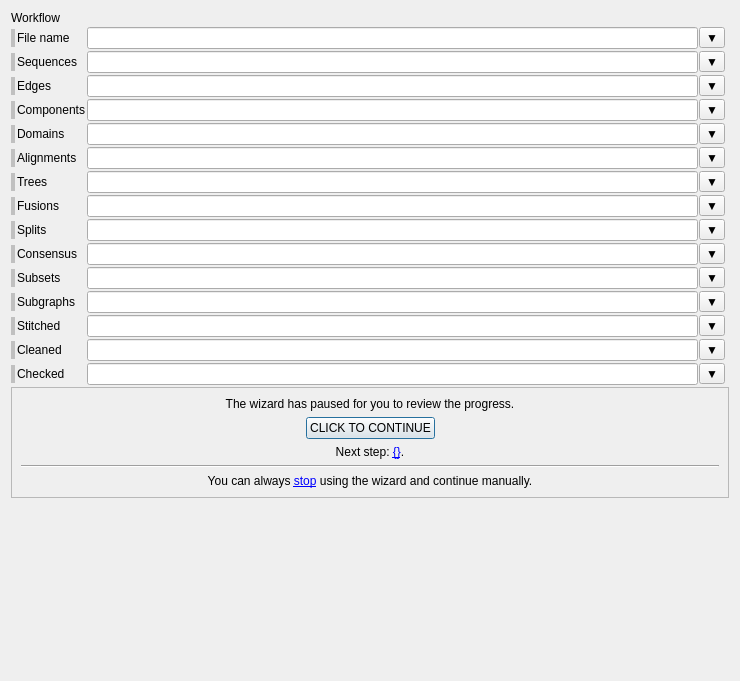
Above: groot/frontends/gui/forms/designer/frm_workflow_designer.ui from JMcInerneyLab/groot before the change. Below: the same form after it.
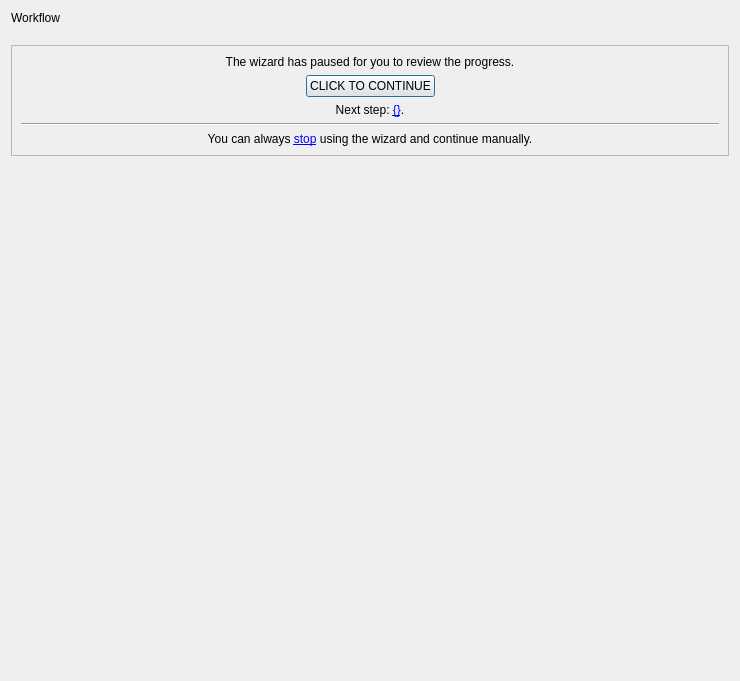
That is the form after the change.

```diff
--- a/groot/frontends/gui/forms/designer/frm_workflow_designer.ui
+++ b/groot/frontends/gui/forms/designer/frm_workflow_designer.ui
@@ -20,548 +20,7 @@
    <property name="spacing">
     <number>2</number>
    </property>
-   <item row="5" column="2">
-    <layout class="QHBoxLayout" name="horizontalLayout_6">
-     <property name="spacing">
-      <number>1</number>
-     </property>
-     <item>
-      <widget class="QLineEdit" name="TXT_DOMAINS">
-       <property name="readOnly">
-        <bool>true</bool>
-       </property>
-      </widget>
-     </item>
-     <item>
-      <widget class="QToolButton" name="BTN_DOMAINS">
-       <property name="text">
-        <string>▼</string>
-       </property>
-      </widget>
-     </item>
-    </layout>
-   </item>
-   <item row="6" column="2">
-    <layout class="QHBoxLayout" name="horizontalLayout_7">
-     <property name="spacing">
-      <number>1</number>
-     </property>
-     <item>
-      <widget class="QLineEdit" name="TXT_ALIGNMENTS">
-       <property name="readOnly">
-        <bool>true</bool>
-       </property>
-      </widget>
-     </item>
-     <item>
-      <widget class="QToolButton" name="BTN_ALIGNMENTS">
-       <property name="text">
-        <string>▼</string>
-       </property>
-      </widget>
-     </item>
-    </layout>
-   </item>
-   <item row="0" column="0" colspan="3">
-    <widget class="QLabel" name="LBL_FILENAME_3">
-     <property name="text">
-      <string>Workflow</string>
-     </property>
-     <property name="style" stdset="0">
-      <string>title</string>
-     </property>
-    </widget>
-   </item>
-   <item row="9" column="2">
-    <layout class="QHBoxLayout" name="horizontalLayout_10">
-     <property name="spacing">
-      <number>1</number>
-     </property>
-     <item>
-      <widget class="QLineEdit" name="TXT_SPLITS">
-       <property name="readOnly">
-        <bool>true</bool>
-       </property>
-      </widget>
-     </item>
-     <item>
-      <widget class="QToolButton" name="BTN_SPLITS">
-       <property name="text">
-        <string>▼</string>
-       </property>
-      </widget>
-     </item>
-    </layout>
-   </item>
-   <item row="8" column="2">
-    <layout class="QHBoxLayout" name="horizontalLayout_9">
-     <property name="spacing">
-      <number>1</number>
-     </property>
-     <item>
-      <widget class="QLineEdit" name="TXT_FUSIONS">
-       <property name="readOnly">
-        <bool>true</bool>
-       </property>
-      </widget>
-     </item>
-     <item>
-      <widget class="QToolButton" name="BTN_FUSIONS">
-       <property name="text">
-        <string>▼</string>
-       </property>
-      </widget>
-     </item>
-    </layout>
-   </item>
-   <item row="6" column="0">
-    <widget class="QWidget" name="LBL_WARNI_ALIGNMENTS" native="true">
-     <property name="sizePolicy">
-      <sizepolicy hsizetype="Fixed" vsizetype="Preferred">
-       <horstretch>0</horstretch>
-       <verstretch>0</verstretch>
-      </sizepolicy>
-     </property>
-     <property name="minimumSize">
-      <size>
-       <width>4</width>
-       <height>0</height>
-      </size>
-     </property>
-     <property name="maximumSize">
-      <size>
-       <width>4</width>
-       <height>16777215</height>
-      </size>
-     </property>
-     <property name="styleSheet">
-      <string notr="true">background:silver;
-margin-top: 2px;
-margin-bottom: 2px;</string>
-     </property>
-    </widget>
-   </item>
-   <item row="2" column="0">
-    <widget class="QWidget" name="LBL_WARNI_SEQUENCES" native="true">
-     <property name="sizePolicy">
-      <sizepolicy hsizetype="Fixed" vsizetype="Preferred">
-       <horstretch>0</horstretch>
-       <verstretch>0</verstretch>
-      </sizepolicy>
-     </property>
-     <property name="minimumSize">
-      <size>
-       <width>4</width>
-       <height>0</height>
-      </size>
-     </property>
-     <property name="maximumSize">
-      <size>
-       <width>4</width>
-       <height>16777215</height>
-      </size>
-     </property>
-     <property name="styleSheet">
-      <string notr="true">background:silver;
-margin-top: 2px;
-margin-bottom: 2px;</string>
-     </property>
-    </widget>
-   </item>
-   <item row="15" column="1">
-    <widget class="QLabel" name="LBL_CHECKED">
-     <property name="text">
-      <string>Checked</string>
-     </property>
-    </widget>
-   </item>
-   <item row="14" column="1">
-    <widget class="QLabel" name="LBL_CLEANED">
-     <property name="text">
-      <string>Cleaned</string>
-     </property>
-    </widget>
-   </item>
-   <item row="13" column="1">
-    <widget class="QLabel" name="LBL_STITCHED">
-     <property name="text">
-      <string>Stitched</string>
-     </property>
-    </widget>
-   </item>
-   <item row="7" column="1">
-    <widget class="QLabel" name="LBL_TREES">
-     <property name="text">
-      <string>Trees</string>
-     </property>
-    </widget>
-   </item>
-   <item row="6" column="1">
-    <widget class="QLabel" name="LBL_ALIGNMENTS">
-     <property name="text">
-      <string>Alignments</string>
-     </property>
-    </widget>
-   </item>
-   <item row="9" column="0">
-    <widget class="QWidget" name="LBL_WARNI_SPLITS" native="true">
-     <property name="sizePolicy">
-      <sizepolicy hsizetype="Fixed" vsizetype="Preferred">
-       <horstretch>0</horstretch>
-       <verstretch>0</verstretch>
-      </sizepolicy>
-     </property>
-     <property name="minimumSize">
-      <size>
-       <width>4</width>
-       <height>0</height>
-      </size>
-     </property>
-     <property name="maximumSize">
-      <size>
-       <width>4</width>
-       <height>16777215</height>
-      </size>
-     </property>
-     <property name="styleSheet">
-      <string notr="true">background:silver;
-margin-top: 2px;
-margin-bottom: 2px;</string>
-     </property>
-    </widget>
-   </item>
-   <item row="12" column="0">
-    <widget class="QWidget" name="LBL_WARNI_SUBGRAPHS" native="true">
-     <property name="sizePolicy">
-      <sizepolicy hsizetype="Fixed" vsizetype="Preferred">
-       <horstretch>0</horstretch>
-       <verstretch>0</verstretch>
-      </sizepolicy>
-     </property>
-     <property name="minimumSize">
-      <size>
-       <width>4</width>
-       <height>0</height>
-      </size>
-     </property>
-     <property name="maximumSize">
-      <size>
-       <width>4</width>
-       <height>16777215</height>
-      </size>
-     </property>
-     <property name="styleSheet">
-      <string notr="true">background:silver;
-margin-top: 2px;
-margin-bottom: 2px;</string>
-     </property>
-    </widget>
-   </item>
-   <item row="11" column="0">
-    <widget class="QWidget" name="LBL_WARNI_SUBSETS" native="true">
-     <property name="sizePolicy">
-      <sizepolicy hsizetype="Fixed" vsizetype="Preferred">
-       <horstretch>0</horstretch>
-       <verstretch>0</verstretch>
-      </sizepolicy>
-     </property>
-     <property name="minimumSize">
-      <size>
-       <width>4</width>
-       <height>0</height>
-      </size>
-     </property>
-     <property name="maximumSize">
-      <size>
-       <width>4</width>
-       <height>16777215</height>
-      </size>
-     </property>
-     <property name="styleSheet">
-      <string notr="true">background:silver;
-margin-top: 2px;
-margin-bottom: 2px;</string>
-     </property>
-    </widget>
-   </item>
-   <item row="3" column="0">
-    <widget class="QWidget" name="LBL_WARNI_EDGES" native="true">
-     <property name="sizePolicy">
-      <sizepolicy hsizetype="Fixed" vsizetype="Preferred">
-       <horstretch>0</horstretch>
-       <verstretch>0</verstretch>
-      </sizepolicy>
-     </property>
-     <property name="minimumSize">
-      <size>
-       <width>4</width>
-       <height>0</height>
-      </size>
-     </property>
-     <property name="maximumSize">
-      <size>
-       <width>4</width>
-       <height>16777215</height>
-      </size>
-     </property>
-     <property name="styleSheet">
-      <string notr="true">background:silver;
-margin-top: 2px;
-margin-bottom: 2px;</string>
-     </property>
-    </widget>
-   </item>
-   <item row="13" column="0">
-    <widget class="QWidget" name="LBL_WARNI_STITCHED" native="true">
-     <property name="sizePolicy">
-      <sizepolicy hsizetype="Fixed" vsizetype="Preferred">
-       <horstretch>0</horstretch>
-       <verstretch>0</verstretch>
-      </sizepolicy>
-     </property>
-     <property name="minimumSize">
-      <size>
-       <width>4</width>
-       <height>0</height>
-      </size>
-     </property>
-     <property name="maximumSize">
-      <size>
-       <width>4</width>
-       <height>16777215</height>
-      </size>
-     </property>
-     <property name="styleSheet">
-      <string notr="true">background:silver;
-margin-top: 2px;
-margin-bottom: 2px;</string>
-     </property>
-    </widget>
-   </item>
-   <item row="10" column="0">
-    <widget class="QWidget" name="LBL_WARNI_CONSENSUS" native="true">
-     <property name="sizePolicy">
-      <sizepolicy hsizetype="Fixed" vsizetype="Preferred">
-       <horstretch>0</horstretch>
-       <verstretch>0</verstretch>
-      </sizepolicy>
-     </property>
-     <property name="minimumSize">
-      <size>
-       <width>4</width>
-       <height>0</height>
-      </size>
-     </property>
-     <property name="maximumSize">
-      <size>
-       <width>4</width>
-       <height>16777215</height>
-      </size>
-     </property>
-     <property name="styleSheet">
-      <string notr="true">background:silver;
-margin-top: 2px;
-margin-bottom: 2px;</string>
-     </property>
-    </widget>
-   </item>
-   <item row="8" column="0">
-    <widget class="QWidget" name="LBL_WARNI_FUSIONS" native="true">
-     <property name="sizePolicy">
-      <sizepolicy hsizetype="Fixed" vsizetype="Preferred">
-       <horstretch>0</horstretch>
-       <verstretch>0</verstretch>
-      </sizepolicy>
-     </property>
-     <property name="minimumSize">
-      <size>
-       <width>4</width>
-       <height>0</height>
-      </size>
-     </property>
-     <property name="maximumSize">
-      <size>
-       <width>4</width>
-       <height>16777215</height>
-      </size>
-     </property>
-     <property name="styleSheet">
-      <string notr="true">background:silver;
-margin-top: 2px;
-margin-bottom: 2px;</string>
-     </property>
-    </widget>
-   </item>
-   <item row="7" column="0">
-    <widget class="QWidget" name="LBL_WARNI_TREES" native="true">
-     <property name="sizePolicy">
-      <sizepolicy hsizetype="Fixed" vsizetype="Preferred">
-       <horstretch>0</horstretch>
-       <verstretch>0</verstretch>
-      </sizepolicy>
-     </property>
-     <property name="minimumSize">
-      <size>
-       <width>4</width>
-       <height>0</height>
-      </size>
-     </property>
-     <property name="maximumSize">
-      <size>
-       <width>4</width>
-       <height>16777215</height>
-      </size>
-     </property>
-     <property name="styleSheet">
-      <string notr="true">background:silver;
-margin-top: 2px;
-margin-bottom: 2px;</string>
-     </property>
-    </widget>
-   </item>
-   <item row="4" column="0">
-    <widget class="QWidget" name="LBL_WARNI_COMPONENTS" native="true">
-     <property name="sizePolicy">
-      <sizepolicy hsizetype="Fixed" vsizetype="Preferred">
-       <horstretch>0</horstretch>
-       <verstretch>0</verstretch>
-      </sizepolicy>
-     </property>
-     <property name="minimumSize">
-      <size>
-       <width>4</width>
-       <height>0</height>
-      </size>
-     </property>
-     <property name="maximumSize">
-      <size>
-       <width>4</width>
-       <height>16777215</height>
-      </size>
-     </property>
-     <property name="styleSheet">
-      <string notr="true">background:silver;
-margin-top: 2px;
-margin-bottom: 2px;</string>
-     </property>
-    </widget>
-   </item>
-   <item row="15" column="0">
-    <widget class="QWidget" name="LBL_WARNI_CHECKED" native="true">
-     <property name="sizePolicy">
-      <sizepolicy hsizetype="Fixed" vsizetype="Preferred">
-       <horstretch>0</horstretch>
-       <verstretch>0</verstretch>
-      </sizepolicy>
-     </property>
-     <property name="minimumSize">
-      <size>
-       <width>4</width>
-       <height>0</height>
-      </size>
-     </property>
-     <property name="maximumSize">
-      <size>
-       <width>4</width>
-       <height>16777215</height>
-      </size>
-     </property>
-     <property name="styleSheet">
-      <string notr="true">background:silver;
-margin-top: 2px;
-margin-bottom: 2px;</string>
-     </property>
-    </widget>
-   </item>
-   <item row="5" column="0">
-    <widget class="QWidget" name="LBL_WARNI_DOMAINS" native="true">
-     <property name="sizePolicy">
-      <sizepolicy hsizetype="Fixed" vsizetype="Preferred">
-       <horstretch>0</horstretch>
-       <verstretch>0</verstretch>
-      </sizepolicy>
-     </property>
-     <property name="minimumSize">
-      <size>
-       <width>4</width>
-       <height>0</height>
-      </size>
-     </property>
-     <property name="maximumSize">
-      <size>
-       <width>4</width>
-       <height>16777215</height>
-      </size>
-     </property>
-     <property name="styleSheet">
-      <string notr="true">background:silver;
-margin-top: 2px;
-margin-bottom: 2px;</string>
-     </property>
-    </widget>
-   </item>
-   <item row="1" column="0">
-    <widget class="QWidget" name="LBL_WARNI_FILENAME" native="true">
-     <property name="sizePolicy">
-      <sizepolicy hsizetype="Fixed" vsizetype="Preferred">
-       <horstretch>0</horstretch>
-       <verstretch>0</verstretch>
-      </sizepolicy>
-     </property>
-     <property name="minimumSize">
-      <size>
-       <width>4</width>
-       <height>0</height>
-      </size>
-     </property>
-     <property name="maximumSize">
-      <size>
-       <width>4</width>
-       <height>16777215</height>
-      </size>
-     </property>
-     <property name="styleSheet">
-      <string notr="true">background:silver;
-margin-top: 2px;
-margin-bottom: 2px;</string>
-     </property>
-    </widget>
-   </item>
-   <item row="14" column="0">
-    <widget class="QWidget" name="LBL_WARNI_CLEANED" native="true">
-     <property name="sizePolicy">
-      <sizepolicy hsizetype="Fixed" vsizetype="Preferred">
-       <horstretch>0</horstretch>
-       <verstretch>0</verstretch>
-      </sizepolicy>
-     </property>
-     <property name="minimumSize">
-      <size>
-       <width>4</width>
-       <height>0</height>
-      </size>
-     </property>
-     <property name="maximumSize">
-      <size>
-       <width>4</width>
-       <height>16777215</height>
-      </size>
-     </property>
-     <property name="styleSheet">
-      <string notr="true">background:silver;
-margin-top: 2px;
-margin-bottom: 2px;</string>
-     </property>
-    </widget>
-   </item>
-   <item row="11" column="1">
-    <widget class="QLabel" name="LBL_SUBSETS">
-     <property name="text">
-      <string>Subsets</string>
-     </property>
-    </widget>
-   </item>
-   <item row="16" column="0" colspan="5">
+   <item row="2" column="0" colspan="5">
     <widget class="QFrame" name="FRA_PAUSED">
      <property name="frameShape">
       <enum>QFrame::StyledPanel</enum>
@@ -656,210 +115,7 @@
      </layout>
     </widget>
    </item>
-   <item row="13" column="2">
-    <layout class="QHBoxLayout" name="horizontalLayout_14">
-     <property name="spacing">
-      <number>1</number>
-     </property>
-     <item>
-      <widget class="QLineEdit" name="TXT_STITCHED">
-       <property name="readOnly">
-        <bool>true</bool>
-       </property>
-      </widget>
-     </item>
-     <item>
-      <widget class="QToolButton" name="BTN_STITCHED">
-       <property name="text">
-        <string>▼</string>
-       </property>
-      </widget>
-     </item>
-    </layout>
-   </item>
-   <item row="8" column="1">
-    <widget class="QLabel" name="LBL_FUSIONS">
-     <property name="text">
-      <string>Fusions</string>
-     </property>
-    </widget>
-   </item>
-   <item row="4" column="1">
-    <widget class="QLabel" name="LBL_COMPONENTS">
-     <property name="text">
-      <string>Components</string>
-     </property>
-    </widget>
-   </item>
-   <item row="10" column="2">
-    <layout class="QHBoxLayout" name="horizontalLayout_11">
-     <property name="spacing">
-      <number>1</number>
-     </property>
-     <item>
-      <widget class="QLineEdit" name="TXT_CONSENSUS">
-       <property name="readOnly">
-        <bool>true</bool>
-       </property>
-      </widget>
-     </item>
-     <item>
-      <widget class="QToolButton" name="BTN_CONSENSUS">
-       <property name="text">
-        <string>▼</string>
-       </property>
-      </widget>
-     </item>
-    </layout>
-   </item>
-   <item row="2" column="1">
-    <widget class="QLabel" name="LBL_SEQUENCES">
-     <property name="text">
-      <string>Sequences</string>
-     </property>
-    </widget>
-   </item>
-   <item row="15" column="2">
-    <layout class="QHBoxLayout" name="horizontalLayout_17">
-     <property name="spacing">
-      <number>1</number>
-     </property>
-     <item>
-      <widget class="QLineEdit" name="TXT_CHECKED">
-       <property name="readOnly">
-        <bool>true</bool>
-       </property>
-      </widget>
-     </item>
-     <item>
-      <widget class="QToolButton" name="BTN_CHECKED">
-       <property name="text">
-        <string>▼</string>
-       </property>
-      </widget>
-     </item>
-    </layout>
-   </item>
-   <item row="1" column="1">
-    <widget class="QLabel" name="LBL_FILENAME">
-     <property name="text">
-      <string>File name</string>
-     </property>
-    </widget>
-   </item>
-   <item row="11" column="2">
-    <layout class="QHBoxLayout" name="horizontalLayout_12">
-     <property name="spacing">
-      <number>1</number>
-     </property>
-     <item>
-      <widget class="QLineEdit" name="TXT_SUBSETS">
-       <property name="readOnly">
-        <bool>true</bool>
-       </property>
-      </widget>
-     </item>
-     <item>
-      <widget class="QToolButton" name="BTN_SUBSETS">
-       <property name="text">
-        <string>▼</string>
-       </property>
-      </widget>
-     </item>
-    </layout>
-   </item>
-   <item row="12" column="2">
-    <layout class="QHBoxLayout" name="horizontalLayout_13">
-     <property name="spacing">
-      <number>1</number>
-     </property>
-     <item>
-      <widget class="QLineEdit" name="TXT_SUBGRAPHS">
-       <property name="readOnly">
-        <bool>true</bool>
-       </property>
-      </widget>
-     </item>
-     <item>
-      <widget class="QToolButton" name="BTN_SUBGRAPHS">
-       <property name="text">
-        <string>▼</string>
-       </property>
-      </widget>
-     </item>
-    </layout>
-   </item>
-   <item row="3" column="2">
-    <layout class="QHBoxLayout" name="horizontalLayout_4">
-     <property name="spacing">
-      <number>1</number>
-     </property>
-     <item>
-      <widget class="QLineEdit" name="TXT_EDGES">
-       <property name="readOnly">
-        <bool>true</bool>
-       </property>
-      </widget>
-     </item>
-     <item>
-      <widget class="QToolButton" name="BTN_EDGES">
-       <property name="text">
-        <string>▼</string>
-       </property>
-      </widget>
-     </item>
-    </layout>
-   </item>
-   <item row="12" column="1">
-    <widget class="QLabel" name="LBL_SUBGRAPHS">
-     <property name="text">
-      <string>Subgraphs</string>
-     </property>
-    </widget>
-   </item>
-   <item row="9" column="1">
-    <widget class="QLabel" name="LBL_SPLITS">
-     <property name="text">
-      <string>Splits</string>
-     </property>
-    </widget>
-   </item>
-   <item row="7" column="2">
-    <layout class="QHBoxLayout" name="horizontalLayout_8">
-     <property name="spacing">
-      <number>1</number>
-     </property>
-     <item>
-      <widget class="QLineEdit" name="TXT_TREES">
-       <property name="readOnly">
-        <bool>true</bool>
-       </property>
-      </widget>
-     </item>
-     <item>
-      <widget class="QToolButton" name="BTN_TREES">
-       <property name="text">
-        <string>▼</string>
-       </property>
-      </widget>
-     </item>
-    </layout>
-   </item>
-   <item row="10" column="1">
-    <widget class="QLabel" name="LBL_CONSENSUS">
-     <property name="text">
-      <string>Consensus</string>
-     </property>
-    </widget>
-   </item>
-   <item row="5" column="1">
-    <widget class="QLabel" name="LBL_DOMAINS">
-     <property name="text">
-      <string>Domains</string>
-     </property>
-    </widget>
-   </item>
-   <item row="17" column="1" colspan="3">
+   <item row="3" column="1" colspan="3">
     <spacer name="verticalSpacer">
      <property name="orientation">
       <enum>Qt::Vertical</enum>
@@ -872,96 +128,36 @@
      </property>
     </spacer>
    </item>
-   <item row="14" column="2">
-    <layout class="QHBoxLayout" name="horizontalLayout_15">
-     <property name="spacing">
-      <number>1</number>
-     </property>
-     <item>
-      <widget class="QLineEdit" name="TXT_CLEANED">
-       <property name="readOnly">
-        <bool>true</bool>
-       </property>
-      </widget>
-     </item>
-     <item>
-      <widget class="QToolButton" name="BTN_CLEANED">
-       <property name="text">
-        <string>▼</string>
-       </property>
-      </widget>
-     </item>
-    </layout>
-   </item>
-   <item row="2" column="2">
-    <layout class="QHBoxLayout" name="horizontalLayout_3">
-     <property name="spacing">
-      <number>1</number>
-     </property>
-     <item>
-      <widget class="QLineEdit" name="TXT_SEQUENCES">
-       <property name="readOnly">
-        <bool>true</bool>
-       </property>
-      </widget>
-     </item>
-     <item>
-      <widget class="QToolButton" name="BTN_SEQUENCES">
-       <property name="text">
-        <string>▼</string>
-       </property>
-      </widget>
-     </item>
-    </layout>
-   </item>
-   <item row="3" column="1">
-    <widget class="QLabel" name="LBL_EDGES">
+   <item row="0" column="0" colspan="3">
+    <widget class="QLabel" name="LBL_FILENAME_3">
      <property name="text">
-      <string>Edges</string>
+      <string>Workflow</string>
      </property>
     </widget>
    </item>
-   <item row="4" column="2">
-    <layout class="QHBoxLayout" name="horizontalLayout_5">
-     <property name="spacing">
-      <number>1</number>
+   <item row="1" column="0" colspan="2">
+    <widget class="QWidget" name="widget" native="true">
+     <property name="minimumSize">
+      <size>
+       <width>16</width>
+       <height>16</height>
+      </size>
      </property>
-     <item>
-      <widget class="QLineEdit" name="TXT_COMPONENTS">
-       <property name="readOnly">
-        <bool>true</bool>
-       </property>
-      </widget>
-     </item>
-     <item>
-      <widget class="QToolButton" name="BTN_COMPONENTS">
-       <property name="text">
-        <string>▼</string>
-       </property>
-      </widget>
-     </item>
-    </layout>
-   </item>
-   <item row="1" column="2">
-    <layout class="QHBoxLayout" name="horizontalLayout">
-     <property name="spacing">
-      <number>1</number>
-     </property>
-     <item>
-      <widget class="QLineEdit" name="TXT_FILENAME">
-       <property name="readOnly">
-        <bool>true</bool>
-       </property>
-      </widget>
-     </item>
-     <item>
-      <widget class="QToolButton" name="BTN_FILENAME">
-       <property name="text">
-        <string>▼</string>
-       </property>
-      </widget>
-     </item>
-    </layout>
+     <layout class="QGridLayout" name="LAY_MAIN">
+      <property name="leftMargin">
+       <number>0</number>
+      </property>
+      <property name="topMargin">
+       <number>0</number>
+      </property>
+      <property name="rightMargin">
+       <number>0</number>
+      </property>
+      <property name="bottomMargin">
+       <number>0</number>
+      </property>
+     </layout>
+    </widget>
    </item>
   </layout>
  </widget>
```
Left out of the diff: 3 changed lines with no effect on the pictures.
